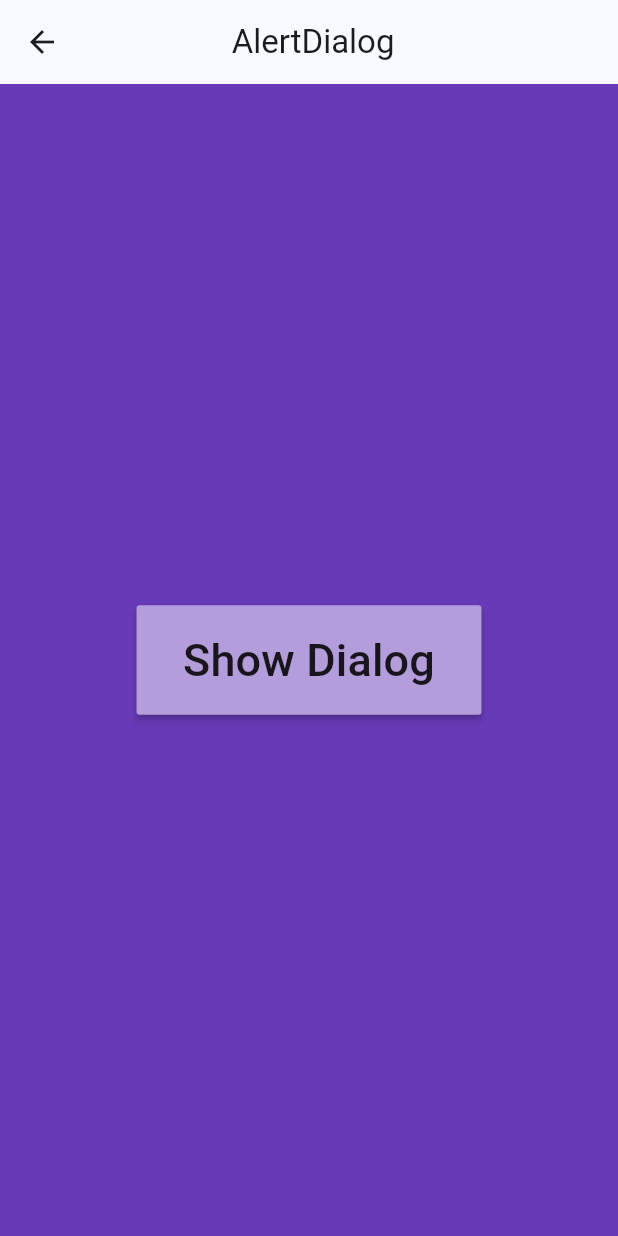
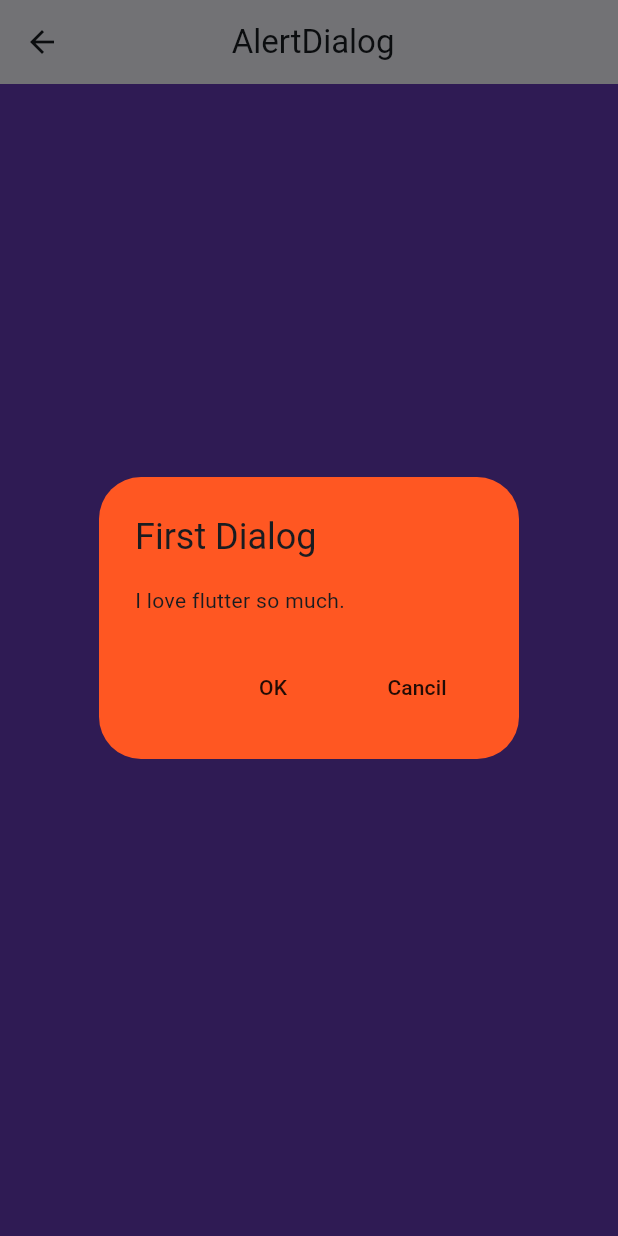
Before and after one commit to delbertkimbi/Widget-of-the-day, a Flutter app: the AlertdialogPage screen opened directly, after a tap on "Show Dialog", on a phone screen of 412 x 824 dp. Run offline on Flutter 3.47's test engine with Material 3 defaults, Android fonts, the phone set to English and light mode, and no system bars.

Commit message:
Show Dialog => Widget of the day

```diff
--- a/flutter_widgets/lib/widgets/alert_dialog.dart
+++ b/flutter_widgets/lib/widgets/alert_dialog.dart
@@ -1,18 +1,35 @@
 import 'package:flutter/material.dart';
 
-class AlertdialogPage extends StatelessWidget {
+class AlertdialogPage extends StatefulWidget {
   const AlertdialogPage({super.key});
-  Widget showDialog() {
-    return const AlertDialog(
-      backgroundColor: Colors.deepOrange,
-      title: Text("First Dialog"),
-      content: Text("I love flutter so much."),
 
-      actions: [
-        Text("Ok"),
-        Text("Cancel"),
-      ],
-    );
+  @override
+  State<AlertdialogPage> createState() => _AlertdialogPageState();
+}
+
+class _AlertdialogPageState extends State<AlertdialogPage> {
+  void showmeDialog() {
+    showDialog(
+        context: context,
+        builder: (context) {
+          return AlertDialog(
+            backgroundColor: Colors.deepOrange,
+            title: const Text("First Dialog"),
+            content: const Text("I love flutter so much."),
+            actions: [
+              MaterialButton(
+                onPressed: () {},
+                child:const Text("OK"),
+              ),
+              MaterialButton(
+                onPressed: () {
+                  Navigator.pop(context);
+                },
+                child:const Text("Cancil"),
+              )
+            ],
+          );
+        });
   }
 
   @override
@@ -26,7 +43,7 @@ class AlertdialogPage extends StatelessWidget {
       body: Center(
         child: MaterialButton(
           color: Colors.deepPurple[200],
-          onPressed: showDialog,
+          onPressed: showmeDialog,
           child: const Padding(
             padding: EdgeInsets.all(15.0),
             child: Text(
```
